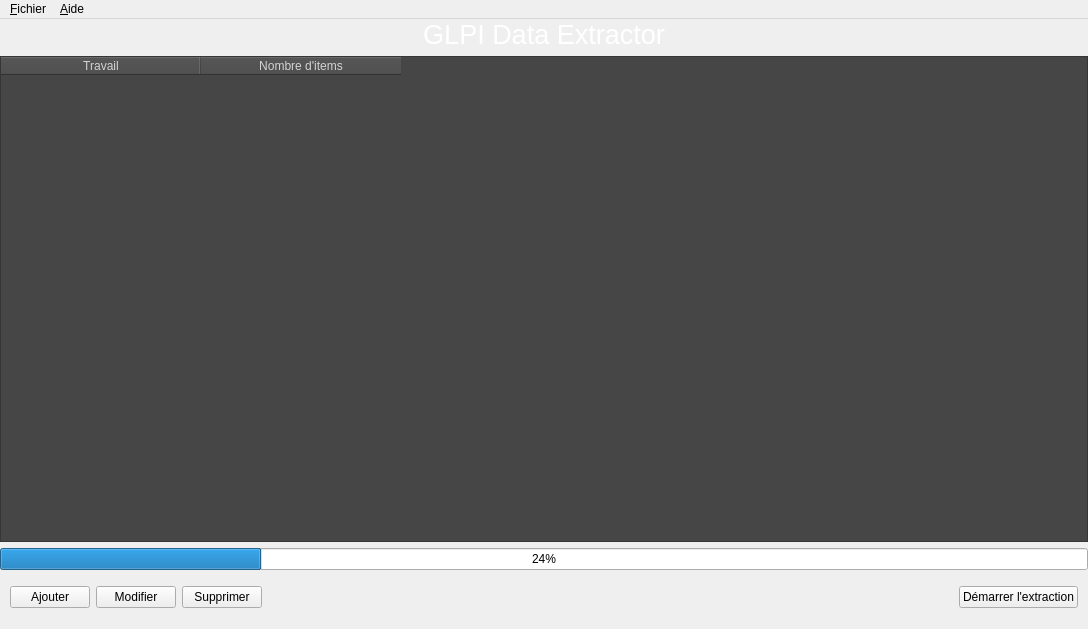
First picture: the form in GLPI Data Extractor/formmain.ui, repository jeremydumais/GLPI-Data-Extractor, before the edit.
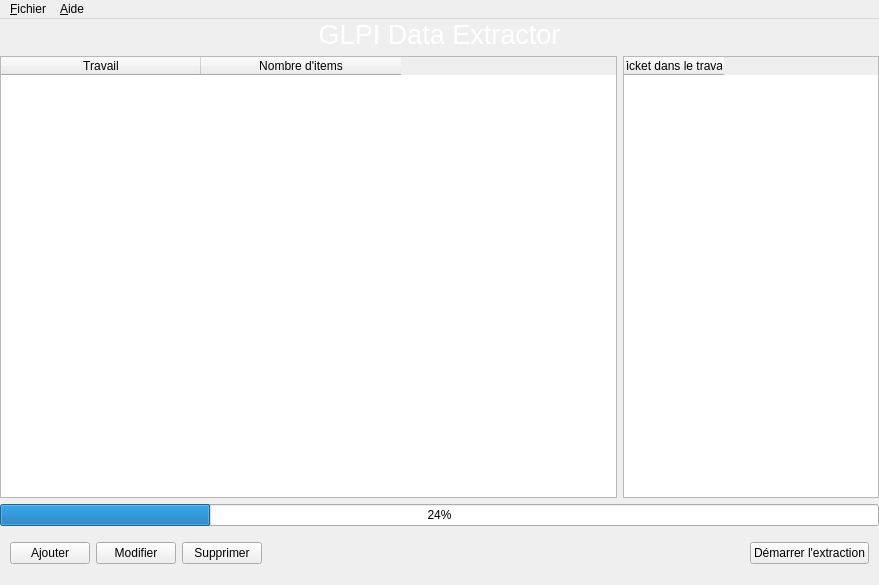
Second picture: the form after the edit. Icons and pictures are not drawn.

Commit message: Work on Copy Constructor and Copy Assignment for the class ExtractionJob

```diff
--- a/GLPI Data Extractor/formmain.ui
+++ b/GLPI Data Extractor/formmain.ui
@@ -6,8 +6,8 @@
    <rect>
     <x>0</x>
     <y>0</y>
-    <width>1088</width>
-    <height>629</height>
+    <width>879</width>
+    <height>585</height>
    </rect>
   </property>
   <property name="windowTitle">
@@ -36,10 +36,11 @@
        <number>6</number>
       </property>
       <item>
+       <layout class="QHBoxLayout" name="horizontalLayout_2">
+        <item>
        <widget class="QTableWidget" name="tableWidgetJobs">
         <property name="styleSheet">
-         <string notr="true">background-color: rgb(70, 70, 70);
-color: rgb(211, 211, 211)</string>
+           <string notr="true"/>
         </property>
         <property name="editTriggers">
          <set>QAbstractItemView::NoEditTriggers</set>
@@ -75,6 +76,23 @@
        </widget>
       </item>
       <item>
+         <widget class="QTableWidget" name="tableWidgetTicketsInJob">
+          <property name="sizePolicy">
+           <sizepolicy hsizetype="Fixed" vsizetype="Expanding">
+            <horstretch>0</horstretch>
+            <verstretch>0</verstretch>
+           </sizepolicy>
+          </property>
+          <column>
+           <property name="text">
+            <string>Ticket dans le travail</string>
+           </property>
+          </column>
+         </widget>
+        </item>
+       </layout>
+      </item>
+      <item>
        <widget class="QProgressBar" name="progressBarExecution">
         <property name="value">
          <number>24</number>
@@ -194,7 +212,7 @@
     <rect>
      <x>0</x>
      <y>0</y>
-     <width>1088</width>
+     <width>879</width>
      <height>21</height>
     </rect>
    </property>
```
Lines whose indentation alone changed are shown as unchanged. The commit also changes 20 other files.
